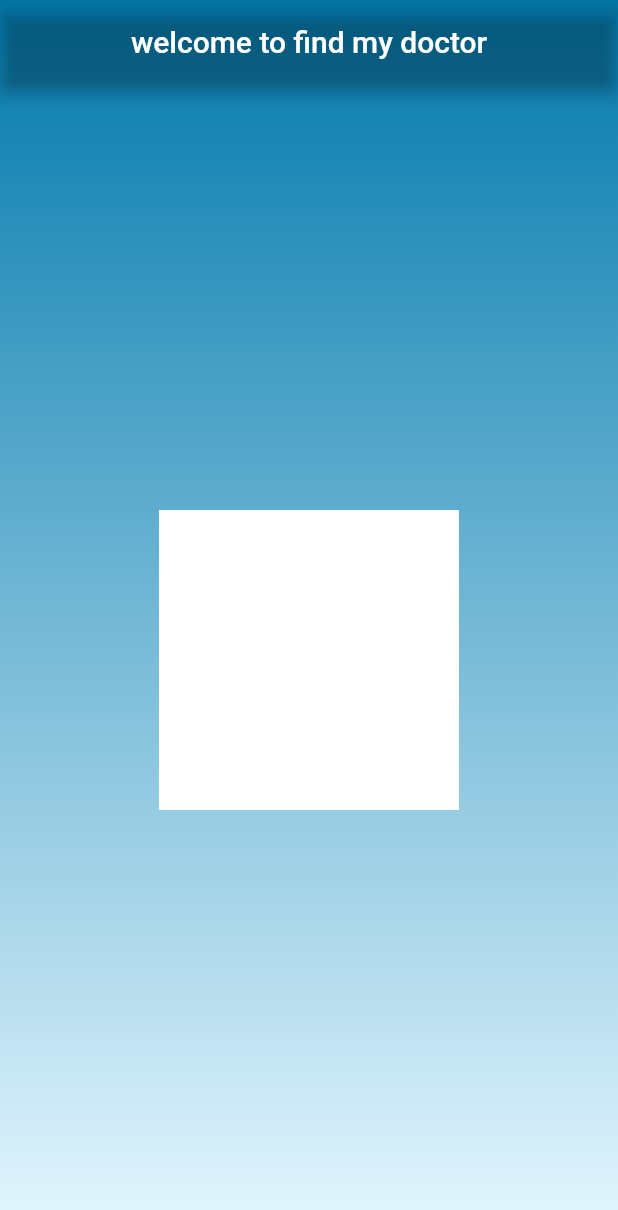
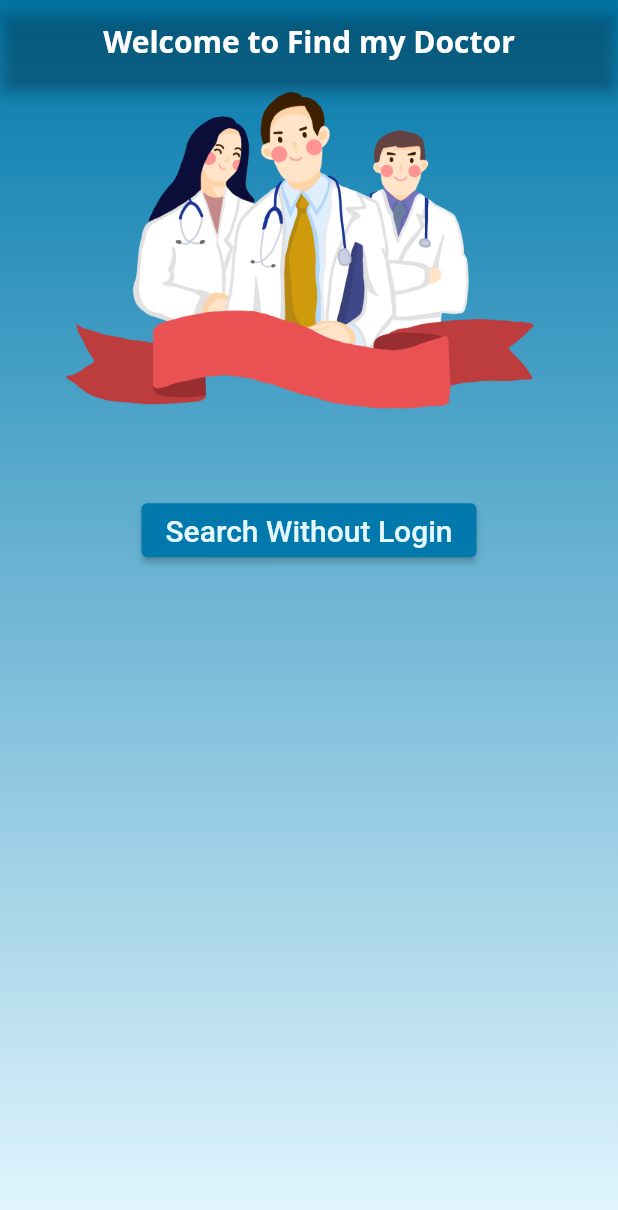
Before and after one commit to Parinika/findyourdoctor, a Flutter app: the screen it shows after launch, on a phone screen of 412 x 824 dp. Shown: the top 1210 px of the screen. Run offline on Flutter 3.47's test engine with Material 2 defaults, Android fonts, the phone set to English and light mode, and no system bars; Roboto replaces fonts that are missing (Open Sans).

Commit message:
logo and button added

```diff
--- a/lib/Screens/Welcome/welcome_screen.dart
+++ b/lib/Screens/Welcome/welcome_screen.dart
@@ -1,3 +1,4 @@
+//<a href="https://lovepik.com/images/png-doctor-cartoon.html">Doctor Cartoon Png vectors by Lovepik.com</a>
 import 'package:findyourdoctor/constants.dart';
 import 'package:flutter/material.dart';
 
@@ -6,7 +7,9 @@ class WelcomeScreen extends StatelessWidget {
 
   @override
   Widget build(BuildContext context) {
+    //return const Image(image: AssetImage('assests/images/welcome_background.jpg'), fit:BoxFit.fill);
     return Container(
+      //padding: EdgeInsets.only(bottom: 275.0),
       decoration: const BoxDecoration(
           gradient: LinearGradient(
               begin: Alignment.topCenter,
@@ -17,15 +20,42 @@ class WelcomeScreen extends StatelessWidget {
           appBar: AppBar(
             backgroundColor: Colors.transparent,
             title: Center(
-              child: Text("welcome to find my doctor"),
+              child: Text("Welcome to Find my Doctor",
+                  style: TextStyle(
+                      fontFamily: 'Open Sans', fontWeight: FontWeight.bold)),
             ),
           ),
           body: Center(
-            child: Container(
-              width: 200,
-              height: 200,
-              color: Colors.white,
-            ),
+            child: Column(
+                crossAxisAlignment: CrossAxisAlignment.start,
+                mainAxisSize: MainAxisSize.max,
+                mainAxisAlignment: MainAxisAlignment.start,
+                children: <Widget>[
+                  Image.asset(
+                    'assests/images/doctor.png',
+                    // height: 300.0,
+                    // width: 300.0,
+                    scale: 8.0,
+                    // final AlignmentGeometry alignment(-1.0,0.0);
+                  ),
+                  Container(
+                    margin: EdgeInsets.all(50),
+                    child: ElevatedButton(
+                        onPressed: () {},
+                        child: Text(
+                          'Search Without Login',
+                          style: TextStyle(fontSize: 20.0),
+                        ),
+                        style: ElevatedButton.styleFrom(
+                          primary: kBGColor,
+                          onPrimary: kPrimaryLightColor,
+                          elevation: 2,
+                          // shape: ButtonStyleButton(),
+                          // alignment:Alignment.Center,
+                        )),
+                  )
+                ]),
+            //child: TextButton(onPressed: (){},child: Text('Button'),),
           )),
     );
   }
--- a/pubspec.yaml
+++ b/pubspec.yaml
@@ -33,8 +33,8 @@ dependencies:
 
   # The following adds the Cupertino Icons font to your application.
   # Use with the CupertinoIcons class for iOS style icons.
-  cupertino_icons: ^1.0.2
-  flutter_svg: ^0.17.4
+  cupertino_icons: ^1.0.5
+  flutter_svg: ^1.1.1+1
 
 dev_dependencies:
   flutter_test:
@@ -60,7 +60,7 @@ flutter:
 
   # To add assets to your application, add an assets section, like this:
   assets:
-     - assests/images/welcome_background.jpg
+     - assests/images/
      - assests/icons/
 
   # An image asset can refer to one or more resolution-specific "variants", see
```
Also changed, not shown: assests/images/doctor.png (added), assests/images/heartimage.jpg, assests/images/heartimage.svg (added), assests/images/heartimagefull.jpg (added), assests/images/sthet.jpg (added), assests/images/sthet.png (added), pubspec.lock.
